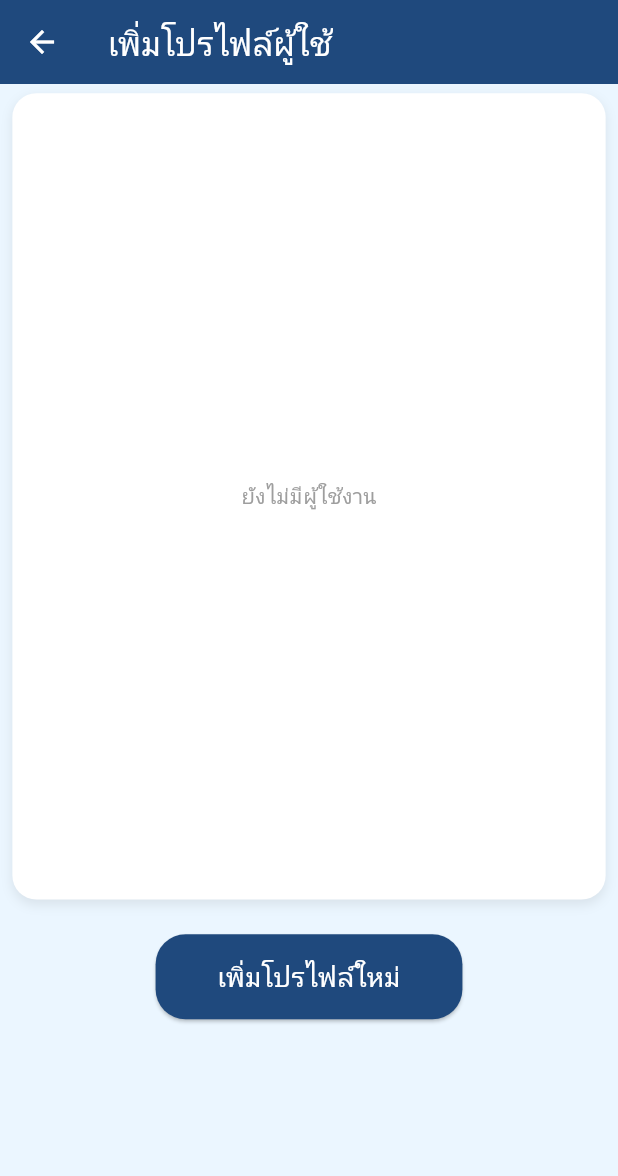
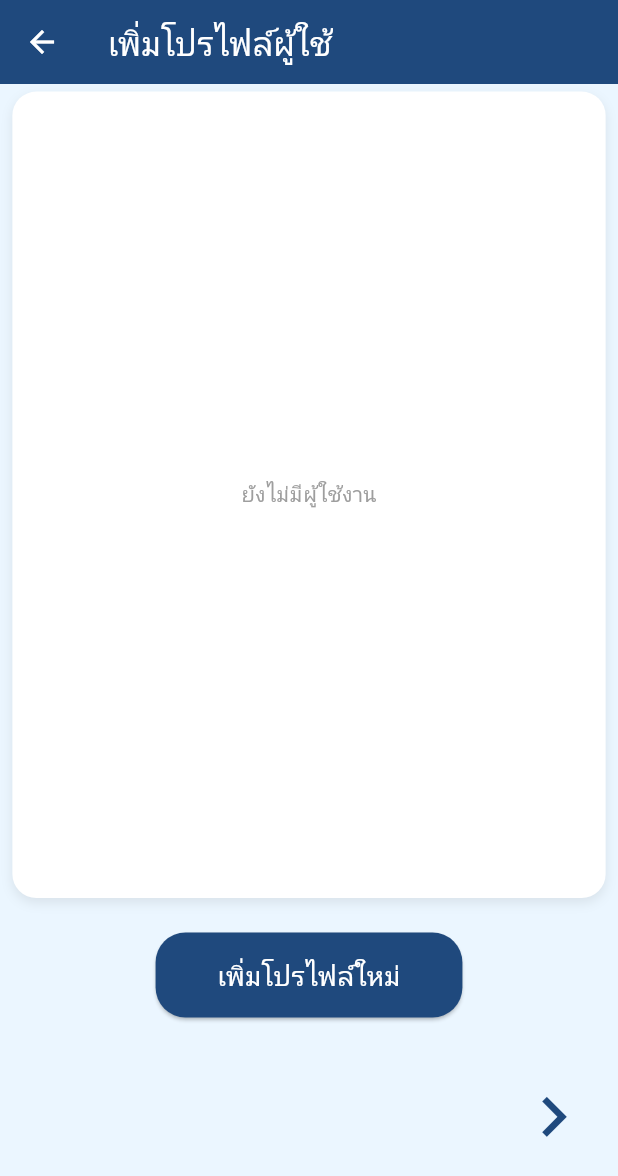
Before and after one commit to Napapakph/medibuddy-Project, a Flutter app: the LibraryProfile screen opened directly, on a phone screen of 412 x 824 dp. Shown: the top 1176 px of the screen. Run offline on Flutter 3.47's test engine with Material 3 defaults, Android fonts, the phone set to English and light mode, and no system bars; our stand-ins replace flutter_otp_text_field, image_picker, supabase_flutter; accounts and stored records are empty.

Commit message:
จัด ui

```diff
--- a/lib/Home/pages/library_profile.dart
+++ b/lib/Home/pages/library_profile.dart
@@ -52,13 +52,17 @@ class _LibraryProfileState extends State<LibraryProfile> {
             avatarSize = avatarSize.clamp(30, 60);
 
             return Align(
-              alignment: Alignment.topCenter,
+              alignment: const Alignment(0, -0.8),
+              child: Column(
+                mainAxisSize: MainAxisSize.min,
+                children: [
+                  Align(
                     child: SizedBox(
                       width: containerWidth,
                       child: Padding(
                         padding: EdgeInsets.fromLTRB(
                           maxWidth * 0.02,
-                    maxHeight * 0.008,
+                          maxHeight * 0.00,
                           maxWidth * 0.02,
                           maxHeight * 0.04,
                         ),
@@ -103,10 +107,12 @@ class _LibraryProfileState extends State<LibraryProfile> {
                                             minLeadingWidth: 0,
                                             // ทำให้ leading ไม่กินพื้นที่เกินจริง
 
-                                      leading: (profile.imagePath.isNotEmpty)
+                                            leading: (profile
+                                                    .imagePath.isNotEmpty)
                                                 ? CircleAvatar(
                                                     backgroundImage: FileImage(
-                                                  File(profile.imagePath)),
+                                                        File(
+                                                            profile.imagePath)),
                                                     radius: avatarSize,
                                                   )
                                                 : const CircleAvatar(
@@ -118,7 +124,7 @@ class _LibraryProfileState extends State<LibraryProfile> {
                                               ),
                                               decoration: BoxDecoration(
                                                 color: const Color.fromARGB(
-                                              137, 217, 217, 217),
+                                                    136, 203, 219, 240),
                                                 borderRadius:
                                                     BorderRadius.circular(20),
                                               ),
@@ -138,7 +144,8 @@ class _LibraryProfileState extends State<LibraryProfile> {
                                               mainAxisSize: MainAxisSize.min,
                                               children: [
                                                 InkWell(
-                                            onTap: () => _editProfile(index),
+                                                  onTap: () =>
+                                                      _editProfile(index),
                                                   child: Padding(
                                                     padding: EdgeInsets.all(1),
                                                     // เล็กมาก! ปรับได้
@@ -150,12 +157,14 @@ class _LibraryProfileState extends State<LibraryProfile> {
                                                 SizedBox(width: 6),
                                                 InkWell(
                                                   onTap: () =>
-                                                _confirmDeleteProfile(index),
+                                                      _confirmDeleteProfile(
+                                                          index),
                                                   child: Padding(
                                                     padding: EdgeInsets.all(1),
                                                     child: Icon(Icons.delete,
                                                         size: 25,
-                                                  color: Colors.redAccent),
+                                                        color:
+                                                            Colors.redAccent),
                                                   ),
                                                 ),
                                               ],
@@ -186,13 +195,29 @@ class _LibraryProfileState extends State<LibraryProfile> {
                                 },
                                 child: const Text(
                                   'เพิ่มโปรไฟล์ใหม่',
-                            style: TextStyle(color: Colors.white, fontSize: 18),
+                                  style: TextStyle(
+                                      color: Colors.white, fontSize: 18),
                                 ),
                               ),
                             ),
                           ],
                         ),
                       ),
+                    ),
+                  ),
+                  Align(
+                    alignment: Alignment.bottomRight,
+                    child: Padding(
+                      padding: EdgeInsets.fromLTRB(0, 0, maxWidth * 0.02, 0),
+                      child: IconButton(
+                        onPressed: () {},
+                        icon: Icon(Icons.navigate_next_outlined),
+                        iconSize: maxWidth * 0.13,
+                        color: Color(0xFF1F497D),
+                      ),
+                    ),
+                  ),
+                ],
               ),
             );
           },
@@ -344,18 +369,3 @@ class _LibraryProfileState extends State<LibraryProfile> {
     );
   }
 }
-
-// widget สำหรับใช้ Navigator.push ถ้าต้องการหน้าฟอร์มเต็ม
-class AddProfile extends StatefulWidget {
-  const AddProfile({Key? key}) : super(key: key);
-
-  @override
-  State<AddProfile> createState() => _AddProfileState();
-}
-
-class _AddProfileState extends State<AddProfile> {
-  @override
-  Widget build(BuildContext context) {
-    return const ProfileScreen();
-  }
-}
```
Lines whose indentation alone changed are shown as unchanged.
